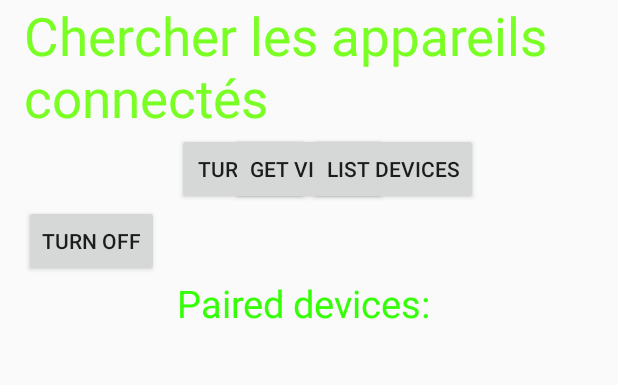
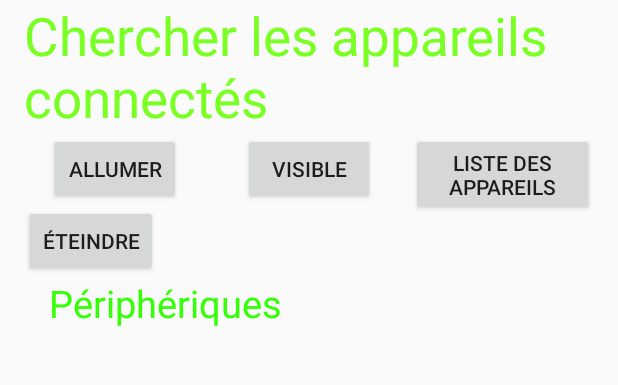
Before and after one commit to ladiaTOURI/bluetooth, an Android app: the screen it shows after launch (MainActivity), on a phone screen of 412 x 824 dp, the part 95-480 px from its top. Run offline under Robolectric (Android 15) with nearby library versions, the phone set to English and light mode, and no system bars.

Commit message:
deuxieme commit

```diff
--- a/app/build.gradle
+++ b/app/build.gradle
@@ -5,7 +5,7 @@ android {
     buildToolsVersion "24.0.3"
     defaultConfig {
         applicationId "bluetooth.android.mbed.com.bluetooth"
-        minSdkVersion 22
+        minSdkVersion 21
         targetSdkVersion 24
         versionCode 1
         versionName "1.0"
--- a/app/src/main/java/bluetooth/android/mbed/com/bluetooth/MainActivity.java
+++ b/app/src/main/java/bluetooth/android/mbed/com/bluetooth/MainActivity.java
@@ -20,6 +20,7 @@ public class MainActivity extends Activity  {
     private Set<BluetoothDevice>pairedDevices;
     ListView lv;
 
+
     @Override
     protected void onCreate(Bundle savedInstanceState) {
         super.onCreate(savedInstanceState);
@@ -41,17 +42,33 @@ public class MainActivity extends Activity  {
         if (!BA.isEnabled()) {
             Intent turnOn = new Intent(BluetoothAdapter.ACTION_REQUEST_ENABLE);
             startActivityForResult(turnOn, 0);
-            Toast.makeText(getApplicationContext(), "Turned on",Toast.LENGTH_LONG).show();
+            Toast.makeText(getApplicationContext(), "Allumé",Toast.LENGTH_LONG).show();
         } else {
             Toast.makeText(getApplicationContext(), "Already on", Toast.LENGTH_LONG).show();
         }
     }
+    //activer le  bluetooth directement
+    /*if (!BA.isEnabled()) {
+        BA.enable();
+    }*/
+//  savoir si l'utilisateur  a  activer le  bluetooth
+   //@Override
+  /*  protected void onActivityResult(int requestCode, int resultCode, Intent data) {
+        super.onActivityResult(requestCode, resultCode, data);
+        if (requestCode != REQUEST_CODE_ENABLE_BLUETOOTH)
+            return;
+        if (resultCode == RESULT_OK) {
+            // L'utilisation a activé le bluetooth
+        } else {
+            // L'utilisation n'a pas activé le bluetooth
+        }
+    }*/
 // methode pour désactiver le  bluettooth avec disable
     public void off(View v){
         BA.disable();
-        Toast.makeText(getApplicationContext(), "Turned off" ,Toast.LENGTH_LONG).show();
+        Toast.makeText(getApplicationContext(), "Éteindre" ,Toast.LENGTH_LONG).show();
     }
-    // permettre a  d'autres appareil de  se  connecter avec la méthode   startActivityForResult
+    // permettre aux   d'autres appareil de  se  connecter avec la méthode   startActivityForResult
     //  startActivityForResult  possede comme valeur ACTION_REQUEST_DISCOVERABLE
     public  void visible(View v){
         Intent getVisible = new Intent(BluetoothAdapter.ACTION_REQUEST_DISCOVERABLE);
@@ -66,7 +83,7 @@ public class MainActivity extends Activity  {
         //dans ce cas on veux  parcourir la list la  list des appareils trouvés
 
         for(BluetoothDevice bt : pairedDevices) list.add(bt.getName());
-        Toast.makeText(getApplicationContext(), "Showing Paired Devices",Toast.LENGTH_SHORT).show();
+        Toast.makeText(getApplicationContext(), "Affichage des périphériques couplés",Toast.LENGTH_SHORT).show();
 
         final ArrayAdapter adapter = new  ArrayAdapter(this,android.R.layout.simple_list_item_1, list);
 
--- a/app/src/main/res/layout/activity_main.xml
+++ b/app/src/main/res/layout/activity_main.xml
@@ -40,18 +40,7 @@
     <Button
         android:layout_width="wrap_content"
         android:layout_height="wrap_content"
-        android:text="Turn On"
-        android:id="@+id/button"
-        android:layout_below="@+id/imageView"
-        android:layout_toStartOf="@+id/imageView"
-        android:layout_toLeftOf="@+id/imageView"
-        android:clickable="true"
-        android:onClick="on" />
-
-    <Button
-        android:layout_width="wrap_content"
-        android:layout_height="wrap_content"
-        android:text="Get visible"
+        android:text="Visible"
         android:onClick="visible"
         android:id="@+id/button2"
         android:layout_alignBottom="@+id/button"
@@ -60,17 +49,7 @@
     <Button
         android:layout_width="wrap_content"
         android:layout_height="wrap_content"
-        android:text="List devices"
-        android:onClick="list"
-        android:id="@+id/button3"
-        android:layout_below="@+id/imageView"
-        android:layout_toRightOf="@+id/imageView"
-        android:layout_toEndOf="@+id/imageView" />
-
-    <Button
-        android:layout_width="wrap_content"
-        android:layout_height="wrap_content"
-        android:text="turn off"
+        android:text="éteindre"
         android:onClick="off"
         android:id="@+id/button4"
         android:layout_below="@+id/button"
@@ -89,7 +68,7 @@
     <TextView
         android:layout_width="wrap_content"
         android:layout_height="wrap_content"
-        android:text="Paired devices:"
+        android:text="Périphériques"
         android:id="@+id/textView2"
         android:textColor="#ff34ff06"
         android:textSize="25dp"
@@ -97,4 +76,24 @@
         android:layout_alignLeft="@+id/listView"
         android:layout_alignStart="@+id/listView" />
 
+    <Button
+        android:layout_width="wrap_content"
+        android:layout_height="wrap_content"
+        android:text="Liste des appareils"
+        android:onClick="list"
+        android:id="@+id/button3"
+        android:layout_below="@+id/textView"
+        android:layout_toEndOf="@+id/button2"
+        android:layout_marginStart="24dp" />
+
+    <Button
+        android:layout_width="wrap_content"
+        android:layout_height="wrap_content"
+        android:text="Allumer"
+        android:id="@+id/button"
+        android:clickable="true"
+        android:onClick="on"
+        android:layout_below="@+id/textView"
+        android:layout_alignStart="@+id/textview" />
+
 </RelativeLayout>
```
